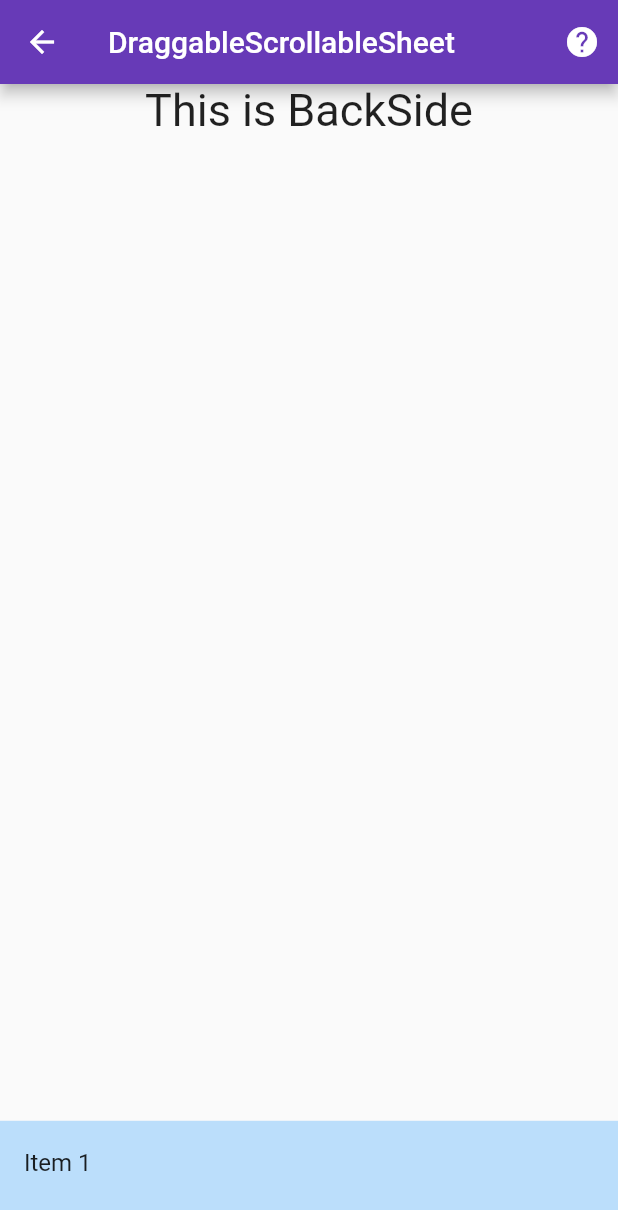
After one commit to sanjay-rb/100-Days-Of-Flutter-Widgets, a Flutter app: the Day60DraggableScrollableSheet screen opened directly, after a tap on the "help" icon, on a phone screen of 412 x 824 dp. The commit adds this screen. Shown: the top 1210 px of the screen. Run offline on Flutter 3.47's test engine with Material 2 defaults, Android fonts, the phone set to English and light mode, and no system bars.

Commit message:
Day60 Compledted with DraggableScrollableSheet

```diff
--- /dev/null
+++ b/hundred_days_of_flutter_widget/lib/day060_draggable_scrollable_sheet.dart
@@ -0,0 +1,84 @@
+import 'package:flutter/material.dart';
+import 'package:url_launcher/url_launcher.dart';
+
+class Day60DraggableScrollableSheet extends StatefulWidget {
+  Day60DraggableScrollableSheet({Key key}) : super(key: key);
+
+  @override
+  _Day60DraggableScrollableSheetState createState() =>
+      _Day60DraggableScrollableSheetState();
+}
+
+class _Day60DraggableScrollableSheetState
+    extends State<Day60DraggableScrollableSheet> {
+  @override
+  Widget build(BuildContext context) {
+    return Scaffold(
+      body: Container(
+        // ? What is DraggableScrollableSheet....
+        child: Stack(
+          fit: StackFit.expand,
+          children: <Widget>[
+            Container(
+              child: Align(
+                alignment: Alignment.topCenter,
+                child: Text(
+                  "This is BackSide",
+                  textAlign: TextAlign.center,
+                  style: TextStyle(fontSize: 30),
+                ),
+              ),
+            ),
+            DraggableScrollableSheet(
+              /**
+               * ! DraggableScrollableSheet is the cool widget which widely used in the mobiles....
+               * ! when a bottm sheet is drag lead to scrollable list....
+               */
+              expand: true, // ! weather the builder item fill the space....
+              initialChildSize:
+                  0.10, // ! intial size when the page is loaded or reloaded....
+              maxChildSize: 0.90, // ! max size with the sheet is scroll up....
+              minChildSize:
+                  0.10, // ! min size with the sheet is scroll down....
+              builder:
+                  // ! here the list item is build with context and scroll controller....
+                  (BuildContext context, ScrollController scrollController) {
+                return Container(
+                  color: Colors.blue[100],
+                  child: ListView.builder(
+                    // ! to showcase the scroll function we added the listview here....
+                    controller:
+                        scrollController, // ! added the parent scroll controller here....
+                    itemCount: 20,
+                    itemBuilder: (BuildContext context, int index) {
+                      return ListTile(title: Text('Item ${index + 1}'));
+                    },
+                  ),
+                );
+              },
+            ),
+          ],
+        ),
+      ),
+      appBar: AppBar(
+        title: Text('DraggableScrollableSheet'),
+        actions: <Widget>[
+          IconButton(
+            icon: Icon(Icons.help),
+            onPressed: () async {
+              const url =
+                  'https://github.com/sanjaysanju618/100-Days-Of-Flutter-Widgets/' +
+                      'blob/master/hundred_days_of_flutter_widget/' +
+                      'lib/day060_draggable_scrollable_sheet.dart';
+              if (await canLaunch(url)) {
+                await launch(url);
+              } else {
+                throw 'Could not launch $url';
+              }
+            },
+          )
+        ],
+      ),
+    );
+  }
+}
--- a/hundred_days_of_flutter_widget/lib/main.dart
+++ b/hundred_days_of_flutter_widget/lib/main.dart
@@ -57,6 +57,7 @@ import 'package:hundreddaysofflutterwidget/day056_datatable.dart';
 import 'package:hundreddaysofflutterwidget/day057_slider.dart';
 import 'package:hundreddaysofflutterwidget/day058_alert_dialog.dart';
 import 'package:hundreddaysofflutterwidget/day059_animated_cross_fade.dart';
+import 'package:hundreddaysofflutterwidget/day060_draggable_scrollable_sheet.dart';
 import 'package:hundreddaysofflutterwidget/inherited_widget/day037_inherited_widget.dart';
 
 void main() => runApp(MyApp());
@@ -148,7 +149,8 @@ class _MainPageState extends State<MainPage> {
     "DataTable": Day56DataTable(),
     "Slider": Day57Slider(),
     "AlertDialog": Day58AlertDialog(),
-    "AnimatedCrossFade": Day59AnimatedCrossFade()
+    "AnimatedCrossFade": Day59AnimatedCrossFade(),
+    "DraggableScrollableSheet": Day60DraggableScrollableSheet()
   };
 
   List _listTitle = [
@@ -210,7 +212,8 @@ class _MainPageState extends State<MainPage> {
     "DataTable",
     "Slider",
     "AlertDialog",
-    "AnimatedCrossFade"
+    "AnimatedCrossFade",
+    "DraggableScrollableSheet"
   ];
 
   List fliter = List<String>();
```
Also changed, not shown: 1 other file.
